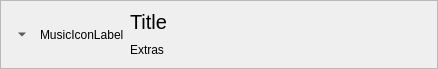
Above: lib/SystemSlide/private/slidempriscontroller.ui from theCheeseboard/libtdesktopenvironment before the change. Below: the same form after it.
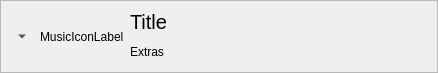
That is the form after the change. Icons and pictures are not drawn.

Commit message: Ensure MPRIS controller is filled

The edit to the form file:
```diff
--- a/lib/SystemSlide/private/slidempriscontroller.ui
+++ b/lib/SystemSlide/private/slidempriscontroller.ui
@@ -7,11 +7,14 @@
     <x>0</x>
     <y>0</y>
     <width>438</width>
-    <height>69</height>
+    <height>73</height>
    </rect>
   </property>
   <property name="windowTitle">
-   <string>Form</string>
+   <string notr="true">Form</string>
+  </property>
+  <property name="autoFillBackground">
+   <bool>true</bool>
   </property>
   <layout class="QHBoxLayout" name="horizontalLayout">
    <property name="spacing">
```
The commit also changes 1 other file.
